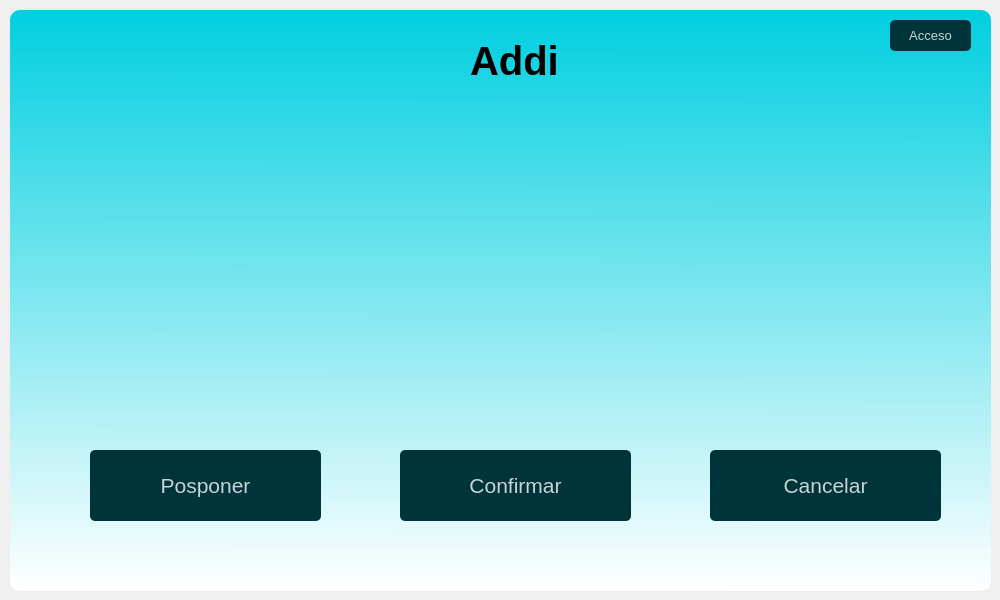
The window that ui/ihr.ui (daburneo1/addi) describes before a commit, drawn with Qt 5.
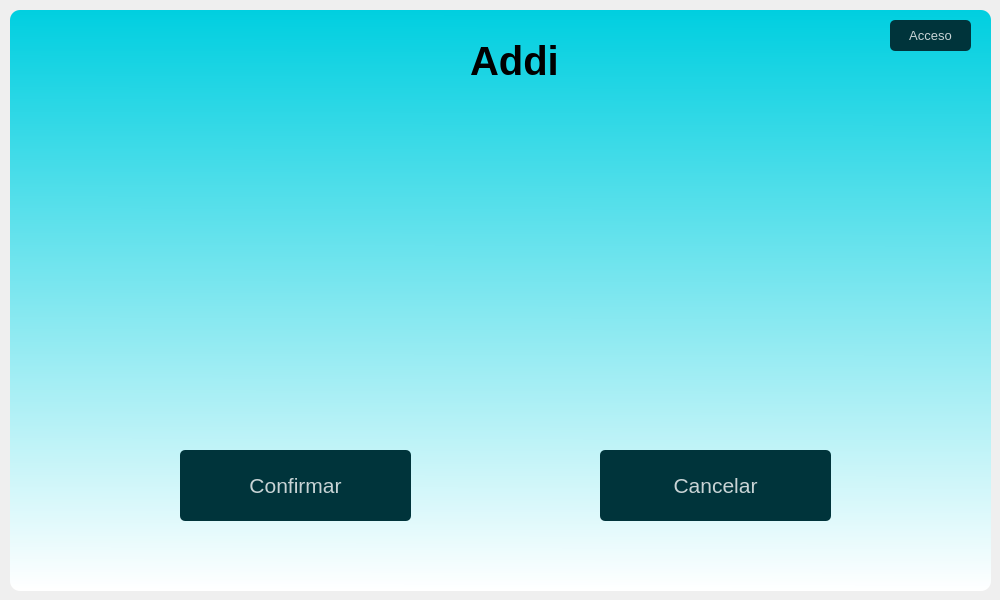
The same window after the commit.

```diff
--- a/ui/ihr.ui
+++ b/ui/ihr.ui
@@ -86,28 +86,10 @@
      <string/>
     </property>
    </widget>
-   <widget class="QPushButton" name="pushButtonPosponer">
-    <property name="geometry">
-     <rect>
-      <x>90</x>
-      <y>440</y>
-      <width>231</width>
-      <height>71</height>
-     </rect>
-    </property>
-    <property name="font">
-     <font>
-      <pointsize>16</pointsize>
-     </font>
-    </property>
-    <property name="text">
-     <string>Posponer</string>
-    </property>
-   </widget>
    <widget class="QPushButton" name="pushButtonConfirmar">
     <property name="geometry">
      <rect>
-      <x>400</x>
+      <x>180</x>
       <y>440</y>
       <width>231</width>
       <height>71</height>
@@ -145,7 +127,7 @@
    <widget class="QPushButton" name="pushButtonCancelar">
     <property name="geometry">
      <rect>
-      <x>710</x>
+      <x>600</x>
       <y>440</y>
       <width>231</width>
       <height>71</height>
```
